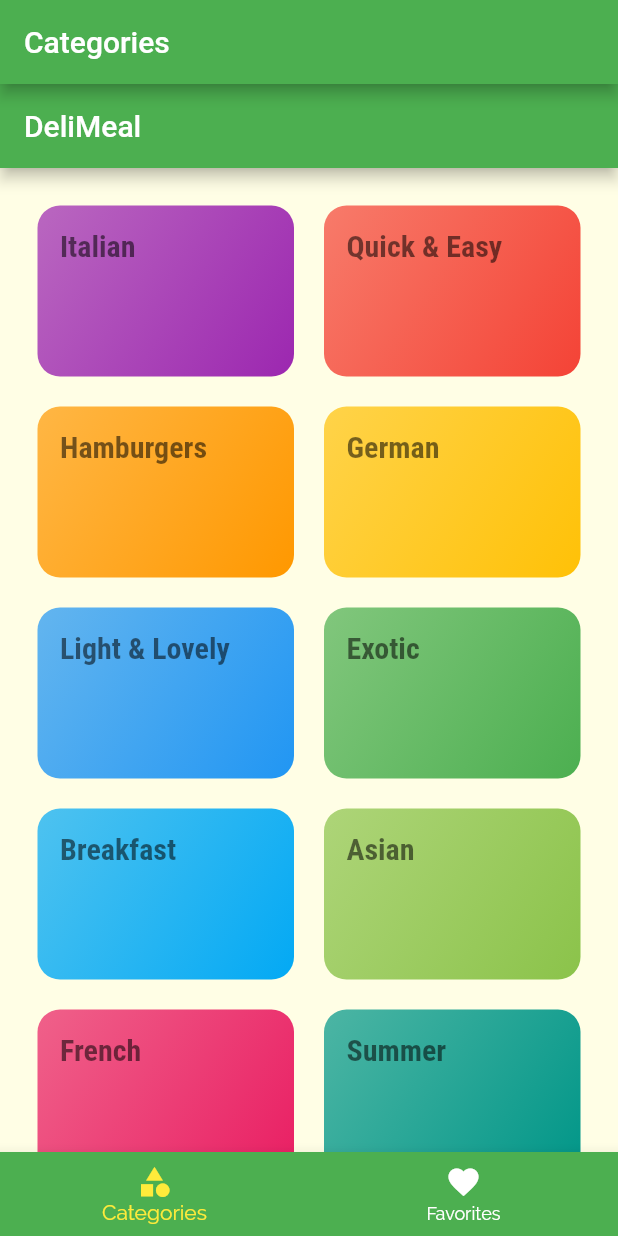
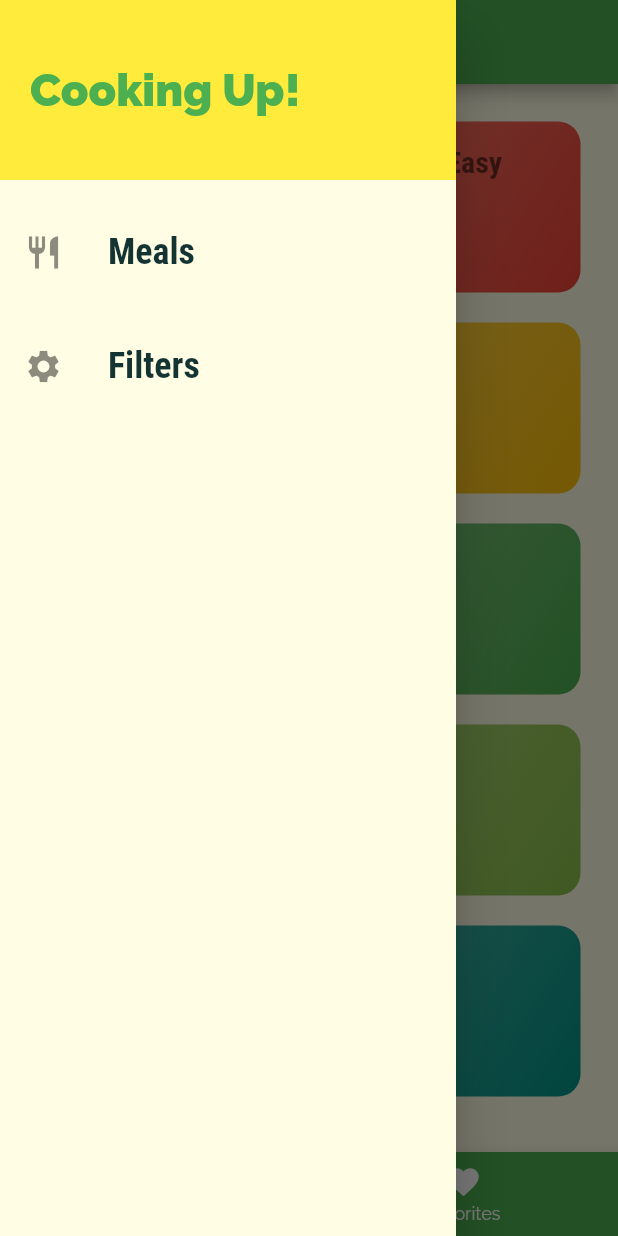
Before and after one commit to Mridul2820/meal-app-flutter, a Flutter app: the screen it shows after launch, with the side drawer open (before the commit the screen has no drawer), on a phone screen of 412 x 824 dp. Run offline on Flutter 3.47's test engine with Material 2 defaults, Android fonts, the phone set to English and light mode, and no system bars.

Commit message:
app drawer

```diff
--- a/lib/main.dart
+++ b/lib/main.dart
@@ -1,4 +1,5 @@
 import 'package:flutter/material.dart';
+import '../screens/filters_screen.dart';
 import '../screens/tab_screen.dart';
 import './screens/meal_detail_screen.dart';
 import './screens/category_meals_screens.dart';
@@ -37,6 +38,7 @@ class MyApp extends StatelessWidget {
         '/': (ctx) => TabScreen(),
         CategoryMealsScreen.routeName: (ctx) => CategoryMealsScreen(),
         MealDetailScreen.routeName: (ctx) => MealDetailScreen(),
+        FiltersScreen.routeName: (ctx) => FiltersScreen(),
       },
       onGenerateRoute: (settings) {
         print(settings.arguments);
--- a/lib/screens/categories_screen.dart
+++ b/lib/screens/categories_screen.dart
@@ -7,11 +7,7 @@ class CategoriesScreen extends StatelessWidget {
 
   @override
   Widget build(BuildContext context) {
-    return Scaffold(
-      appBar: AppBar(
-        title: const Text('DeliMeal'),
-      ),
-      body: GridView(
+    return GridView(
       padding: const EdgeInsets.all(25),
       gridDelegate: const SliverGridDelegateWithMaxCrossAxisExtent(
         maxCrossAxisExtent: 200,
@@ -28,7 +24,6 @@ class CategoriesScreen extends StatelessWidget {
             ),
           )
           .toList(),
-      ),
     );
   }
 }
--- /dev/null
+++ b/lib/screens/filters_screen.dart
@@ -0,0 +1,12 @@
+import 'package:flutter/material.dart';
+
+class FiltersScreen extends StatelessWidget {
+  static const routeName = '/filters';
+
+  @override
+  Widget build(BuildContext context) {
+    return Container(
+      child: Text('Filters Screen'),
+    );
+  }
+}
--- a/lib/screens/tab_screen.dart
+++ b/lib/screens/tab_screen.dart
@@ -1,4 +1,5 @@
 import 'package:flutter/material.dart';
+import '../widgets/main_drawer.dart';
 import '../screens/categories_screen.dart';
 import '../screens/favourites_screen.dart';
 
@@ -33,6 +34,7 @@ class _TabScreenState extends State<TabScreen> {
       appBar: AppBar(
         title: Text(_pages[_selectedPageIndex]['title'] as String),
       ),
+      drawer: MainDrawer(),
       body: _pages[_selectedPageIndex]['page'] as Widget,
       bottomNavigationBar: BottomNavigationBar(
         onTap: _selectPage,
--- /dev/null
+++ b/lib/widgets/main_drawer.dart
@@ -0,0 +1,61 @@
+import 'package:flutter/material.dart';
+import '../screens/filters_screen.dart';
+
+class MainDrawer extends StatelessWidget {
+  Widget buildListTile(String title, IconData icon, Function tapHandler) {
+    return ListTile(
+      leading: Icon(
+        icon,
+        size: 26,
+      ),
+      title: Text(
+        title,
+        style: TextStyle(
+          fontFamily: 'RobotoCondensed',
+          fontSize: 24,
+          fontWeight: FontWeight.bold,
+        ),
+      ),
+      onTap: () {
+        tapHandler();
+      },
+    );
+  }
+
+  @override
+  Widget build(BuildContext context) {
+    return Drawer(
+      child: Column(
+        children: <Widget>[
+          Container(
+            height: 120,
+            width: double.infinity,
+            padding: const EdgeInsets.all(20),
+            alignment: Alignment.centerLeft,
+            color: Theme.of(context).accentColor,
+            child: Text(
+              'Cooking Up!',
+              style: TextStyle(
+                fontWeight: FontWeight.w900,
+                fontSize: 30,
+                color: Theme.of(context).primaryColor,
+              ),
+            ),
+          ),
+          const SizedBox(
+            height: 20,
+          ),
+          buildListTile('Meals', Icons.restaurant, () {
+            Navigator.of(context).pushReplacementNamed('/');
+          }),
+          const SizedBox(
+            height: 20,
+          ),
+          buildListTile('Filters', Icons.settings, () {
+            Navigator.of(context).pushReplacementNamed(FiltersScreen.routeName);
+          }),
+        ],
+      ),
+    );
+  }
+}
```
Lines whose indentation alone changed are shown as unchanged.
